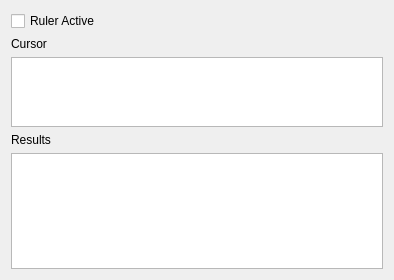
This is qtvplugin_grid/qtvplugin_grid.ui in tgut/mercator.qtviewer as Qt 5 draws it before an edit. The edited form follows.
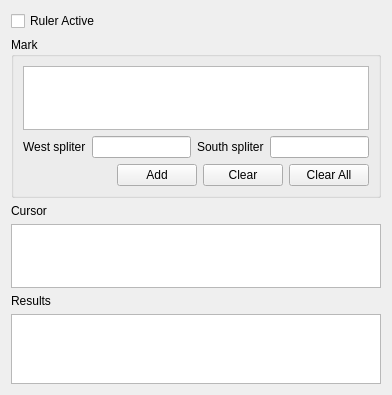
This is the edited form. Icons and pictures are not drawn.

Commit message: 1.We export osm_frame_widget to DLL as a QWidget extension.Also, a designer plugin is introduced for UI desinger convient. 2.The grid plugin is improved for quickly mark insert, to demo how these 2 layers(grid and geomarker) communicate with each other.

The edit to the form file:
```diff
--- a/qtvplugin_grid/qtvplugin_grid.ui
+++ b/qtvplugin_grid/qtvplugin_grid.ui
@@ -6,8 +6,8 @@
    <rect>
     <x>0</x>
     <y>0</y>
-    <width>394</width>
-    <height>280</height>
+    <width>392</width>
+    <height>384</height>
    </rect>
   </property>
   <property name="windowTitle">
@@ -17,7 +17,7 @@
    <iconset resource="resources.qrc">
     <normaloff>:/icons/Brush_Ruler_Alt.png</normaloff>:/icons/Brush_Ruler_Alt.png</iconset>
   </property>
-  <layout class="QVBoxLayout" name="verticalLayout">
+  <layout class="QVBoxLayout" name="verticalLayout_2">
    <item>
     <layout class="QHBoxLayout" name="horizontalLayout">
      <item>
@@ -46,6 +46,87 @@
      </item>
     </layout>
    </item>
+   <item>
+    <widget class="QGroupBox" name="groupBox">
+     <property name="title">
+      <string>Mark</string>
+     </property>
+     <layout class="QVBoxLayout" name="verticalLayout">
+      <item>
+       <widget class="QPlainTextEdit" name="plainTextEdit_markcmd">
+        <property name="maximumSize">
+         <size>
+          <width>16777215</width>
+          <height>64</height>
+         </size>
+        </property>
+       </widget>
+      </item>
+      <item>
+       <layout class="QHBoxLayout" name="horizontalLayout_3">
+        <item>
+         <widget class="QLabel" name="label_2">
+          <property name="text">
+           <string>West spliter</string>
+          </property>
+         </widget>
+        </item>
+        <item>
+         <widget class="QLineEdit" name="lineEdit_west_spliter"/>
+        </item>
+        <item>
+         <widget class="QLabel" name="label">
+          <property name="text">
+           <string>South spliter</string>
+          </property>
+         </widget>
+        </item>
+        <item>
+         <widget class="QLineEdit" name="lineEdit_south_spliter"/>
+        </item>
+       </layout>
+      </item>
+      <item>
+       <layout class="QHBoxLayout" name="horizontalLayout_2">
+        <item>
+         <spacer name="horizontalSpacer_2">
+          <property name="orientation">
+           <enum>Qt::Horizontal</enum>
+          </property>
+          <property name="sizeHint" stdset="0">
+           <size>
+            <width>37</width>
+            <height>17</height>
+           </size>
+          </property>
+         </spacer>
+        </item>
+        <item>
+         <widget class="QPushButton" name="pushButton_add_mark">
+          <property name="text">
+           <string>Add</string>
+          </property>
+         </widget>
+        </item>
+        <item>
+         <widget class="QPushButton" name="pushButton_clear">
+          <property name="text">
+           <string>Clear</string>
+          </property>
+         </widget>
+        </item>
+        <item>
+         <widget class="QPushButton" name="pushButton_clear_all">
+          <property name="text">
+           <string>Clear All</string>
+          </property>
+         </widget>
+        </item>
+       </layout>
+      </item>
+     </layout>
+    </widget>
+   </item>
    <item>
     <widget class="QLabel" name="label_5">
      <property name="text">
@@ -58,7 +139,7 @@
      <property name="maximumSize">
       <size>
        <width>16777215</width>
-       <height>128</height>
+       <height>64</height>
       </size>
      </property>
     </widget>
```
The commit also changes 15 other files.
